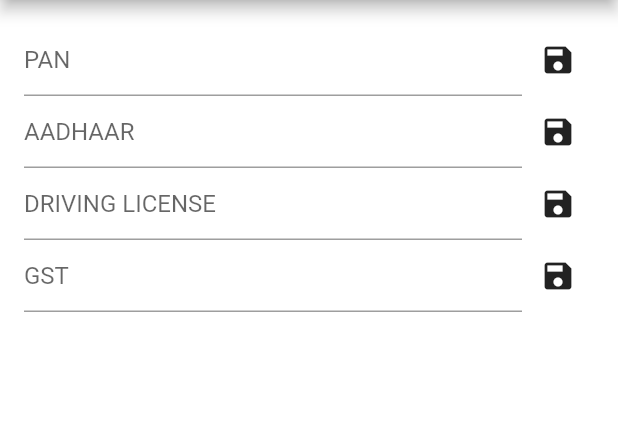
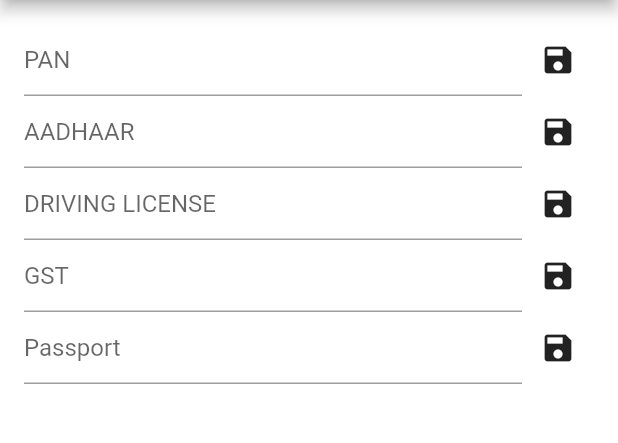
Before and after one commit to deepak786/in_validator, a Flutter app: the screen it shows after launch, on a phone screen of 412 x 824 dp, the part 84-527 px from its top. Run offline on Flutter 3.47's test engine with Material 2 defaults, Android fonts, the light colour scheme and no system bars; our stand-ins replace fluttertoast.

Commit message:
Passport validator (#3)

```diff
--- a/example/lib/example.dart
+++ b/example/lib/example.dart
@@ -14,6 +14,7 @@ class _ExampleState extends State<Example> {
   final TextEditingController _aadhaarCtrl = TextEditingController();
   final TextEditingController _drivingLicenseCtrl = TextEditingController();
   final TextEditingController _gstCtrl = TextEditingController();
+  final TextEditingController _passportCtrl = TextEditingController();
 
   @override
   void initState() {
@@ -27,6 +28,7 @@ class _ExampleState extends State<Example> {
     _aadhaarCtrl.dispose();
     _drivingLicenseCtrl.dispose();
     _gstCtrl.dispose();
+    _passportCtrl.dispose();
   }
 
   @override
@@ -106,6 +108,20 @@ class _ExampleState extends State<Example> {
                   return isValid;
                 },
               ),
+              // Passport
+              getTextField(
+                "Passport",
+                _passportCtrl,
+                () {
+                  PassportValidator passport = PassportValidator();
+                  bool isValid = passport.isValid(_passportCtrl.text);
+                  if (isValid) {
+                    _passportCtrl.text = passport.format(_passportCtrl.text)!;
+                  }
+
+                  return isValid;
+                },
+              ),
             ],
           ),
         ),
--- a/lib/in_validator.dart
+++ b/lib/in_validator.dart
@@ -4,3 +4,4 @@ export 'aadhaar_validator.dart';
 export 'driving_license_validator.dart';
 export 'gst_validator.dart';
 export 'pan_validator.dart';
+export 'passport_validator.dart';
--- /dev/null
+++ b/lib/passport_validator.dart
@@ -0,0 +1,58 @@
+class PassportValidator {
+  /// validate the passport number.
+  ///
+  /// The valid passport number of India must satisfy the following conditions:
+  ///
+  /// 1. It should be eight characters long.
+  /// 2. The first character should be an upper case alphabet except Q, X, and Z.
+  /// 3. The next two characters should be a number, but the first character should be any number from 1-9 and the second character should be any number from 0-9.
+  /// 4. The next four characters should be any number from 0-9.
+  /// 5. The last character should be any number from 1-9.
+  ///
+  /// see https://www.geeksforgeeks.org/how-to-validate-indian-passport-number-using-regular-expression/
+  factory PassportValidator() {
+    _instance ??= PassportValidator._();
+    return _instance!;
+  }
+
+  PassportValidator._();
+
+  static PassportValidator? _instance;
+
+  /// function to check if the provided [passport] is valid or not.
+  ///
+  /// returns true of the [passport] number seems valid.
+  bool isValid(String? passport) {
+    if (passport == null) return false;
+
+    // remove the spaces from passport
+    passport = passport.replaceAll(RegExp(r"\s+"), "");
+
+    if (passport.length != 8) {
+      // passport number length must be 8
+      return false;
+    }
+
+    RegExp passportRegEx = RegExp(r"^[A-PR-WYa-pr-wy][1-9][0-9][0-9]{4}[1-9]$");
+    return passportRegEx.hasMatch(passport);
+  }
+
+  /// passport format can be
+  /// A21 90457 or A2190457
+  ///
+  String? format(String? passport, {bool withSpace = false}) {
+    if (passport == null) return null;
+
+    // remove the spaces
+    passport = passport.replaceAll(RegExp(r"\s+"), "");
+
+    if (withSpace) {
+      if (passport.length > 3) {
+        return (passport.substring(0, 3) + " " + passport.substring(3))
+            .toUpperCase();
+      }
+    }
+
+    return passport.toUpperCase();
+  }
+}
--- a/pubspec.yaml
+++ b/pubspec.yaml
@@ -1,6 +1,6 @@
 name: in_validator
 description: package to validate Indian identification numbers such as PAN, AADHAAR, GST, DRIVING LICENSE, etc.
-version: 0.0.2
+version: 1.0.0
 homepage: https://github.com/deepak786/in_validator
 
 environment:
```
Also changed, not shown: 3 other files.
